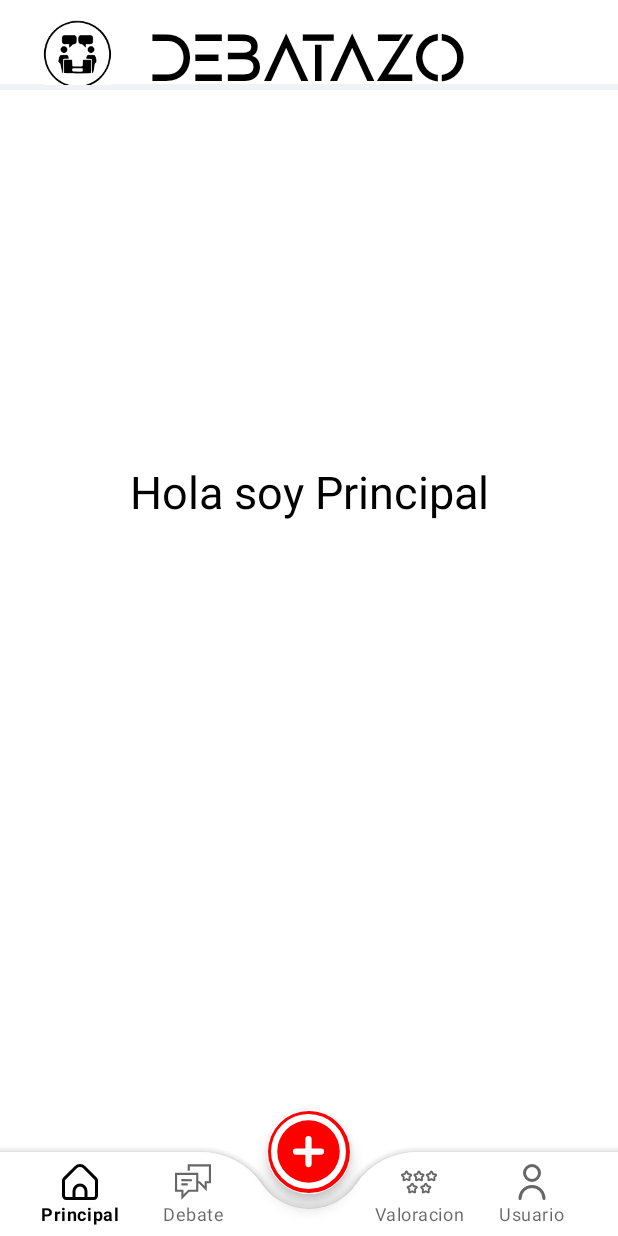
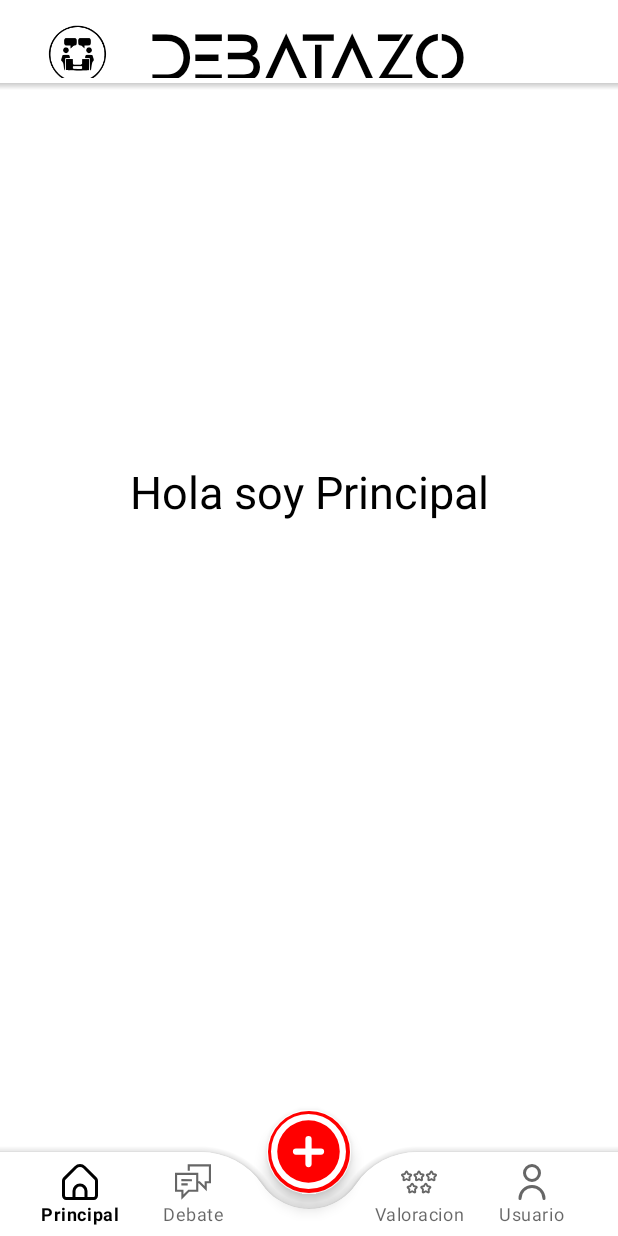
Before and after one commit to WINDOWEXPRESS/Debatazo_Demo, an Android app: the screen it shows after launch (ActividadPrincipal), on a phone screen of 412 x 824 dp. Run offline under Robolectric (Android 15) with nearby library versions, the phone set to English and light mode, and no system bars; our stand-ins replace Picasso; pictures from the network do not load.

Commit message:
MEJORAR EL AASPECTO EN L PARTE  ARRIBA DE APP TERMINAAR LAA PAARTE DE SUGERENCIAA

```diff
--- a/app/src/main/java/com/example/debatazo/usuario/apirest/RetrofitCliente.java
+++ b/app/src/main/java/com/example/debatazo/usuario/apirest/RetrofitCliente.java
@@ -14,7 +14,7 @@ public class RetrofitCliente {
 
     private RetrofitCliente(){
         Retrofit retrofit = new Retrofit.Builder()
-                .baseUrl(URL_EMULADOR)
+                .baseUrl(URL_ORDENADOR_CHEN)
                 .addConverterFactory(GsonConverterFactory.create())
                 .build();
 
--- a/app/src/main/res/drawable/borde_logo.xml
+++ b/app/src/main/res/drawable/borde_logo.xml
@@ -1,9 +1,8 @@
 <?xml version="1.0" encoding="utf-8" ?>
-<layer-list xmlns:android="http://schemas.android.com/apk/res/android" >
-    <item android:gravity="bottom">
-        <shape>
-            <size android:height="4dp"/>
-            <solid android:color="#F0F3F4"/>
-        </shape>
-    </item>
-</layer-list>
+<shape xmlns:android="http://schemas.android.com/apk/res/android"
+    android:shape="rectangle">
+    <gradient
+        android:startColor="#00000000"
+        android:endColor="#33000000"
+        android:angle="90"/>
+</shape>
--- a/app/src/main/res/layout/actividad_principal.xml
+++ b/app/src/main/res/layout/actividad_principal.xml
@@ -18,7 +18,6 @@
             android:layout_height="60dp"
             android:layout_marginTop="10dp"
             android:layout_weight="1"
-            android:background="@drawable/borde_logo"
             android:orientation="horizontal"
             android:padding="3dp">
 
@@ -27,6 +26,7 @@
                 android:layout_width="0dp"
                 android:layout_height="45dp"
                 android:layout_weight="1"
+                android:padding="3dp"
                 android:src="@mipmap/aplicacion_logo_round" />
 
             <TextView
@@ -41,6 +41,13 @@
                 android:textColor="@color/black"
                 android:textSize="50dp" />
         </LinearLayout>
+
+        <TextView
+            android:id="@+id/fragmentoP_textV_borde_titulo"
+            android:layout_width="match_parent"
+            android:layout_height="wrap_content"
+            android:layout_weight="1"
+            android:background="@drawable/borde_logo" />
 
         <FrameLayout
             android:id="@+id/actividadP_frameL"
--- a/app/src/main/res/layout/desplegable_sugerencia.xml
+++ b/app/src/main/res/layout/desplegable_sugerencia.xml
@@ -56,7 +56,7 @@
             android:layout_alignParentRight="true"
             android:layout_marginTop="10dp"
             android:layout_marginBottom="10dp"
-            android:text="¡Mejora tu experiencia! \nSugiere una función para nuestra app."
+            android:text="¡Mejora tu experiencia! \nDanos tu opinión para mejorar nuestra app."
             android:textColor="#000000"
             android:textSize="20sp" />
 
@@ -79,7 +79,7 @@
             android:background="@drawable/borde_descripcion_personal"
             android:focusable="auto"
             android:gravity="top"
-            android:hint="..."
+            android:hint="Escribe aquí cualquier sugerencia, observación, aviso etc."
             android:inputType="textMultiLine"
             android:maxLength="250"
             android:maxLines="10"
--- a/app/src/main/res/values/strings.xml
+++ b/app/src/main/res/values/strings.xml
@@ -34,6 +34,8 @@
     <string name="limite_numerico_inicio_desplegableS">0/250</string>
     <string name="limite_numerico_desplegableS">%d/250</string>
     <string name="boton_enviar">Enviar</string>
+    <string name="confirmacion_envio">Confirmación</string>
+    <string name="mensaje_confirmacion_sugerencia">¿Estás seguro de enviar esta sugerencia?</string>
 
     <!--    Configuracion   -->
     <string name="no">No</string>
```
Also changed, not shown: app/src/main/java/com/example/debatazo/configuracion/Configuracion.java (+37 -2 lines).
